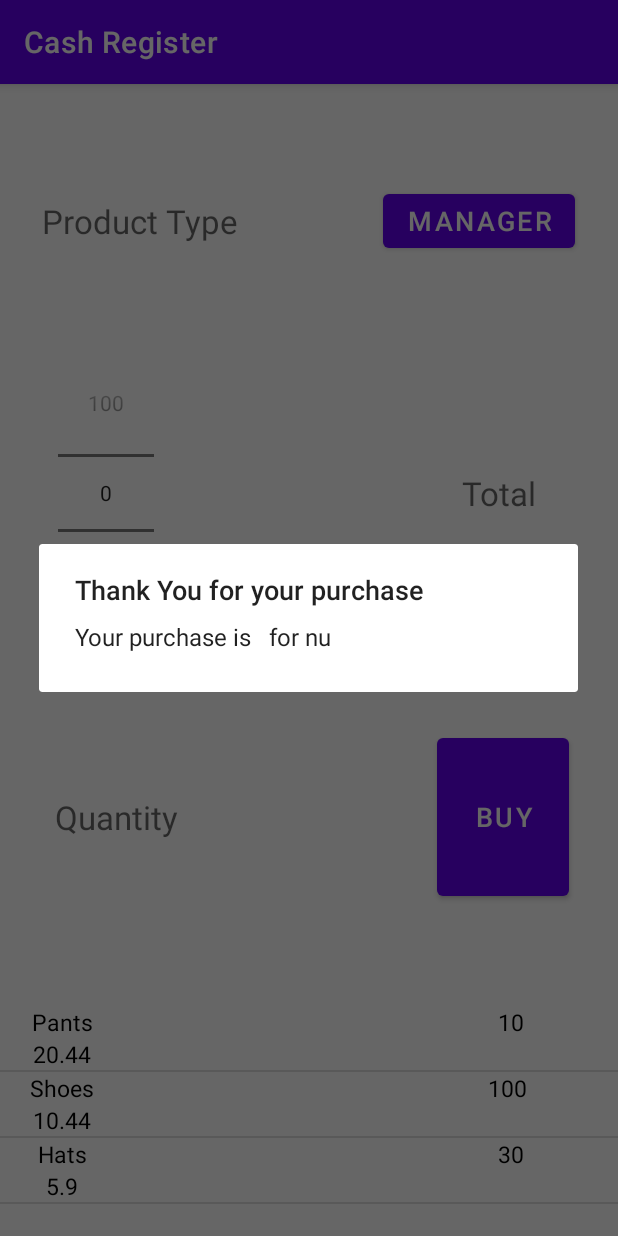
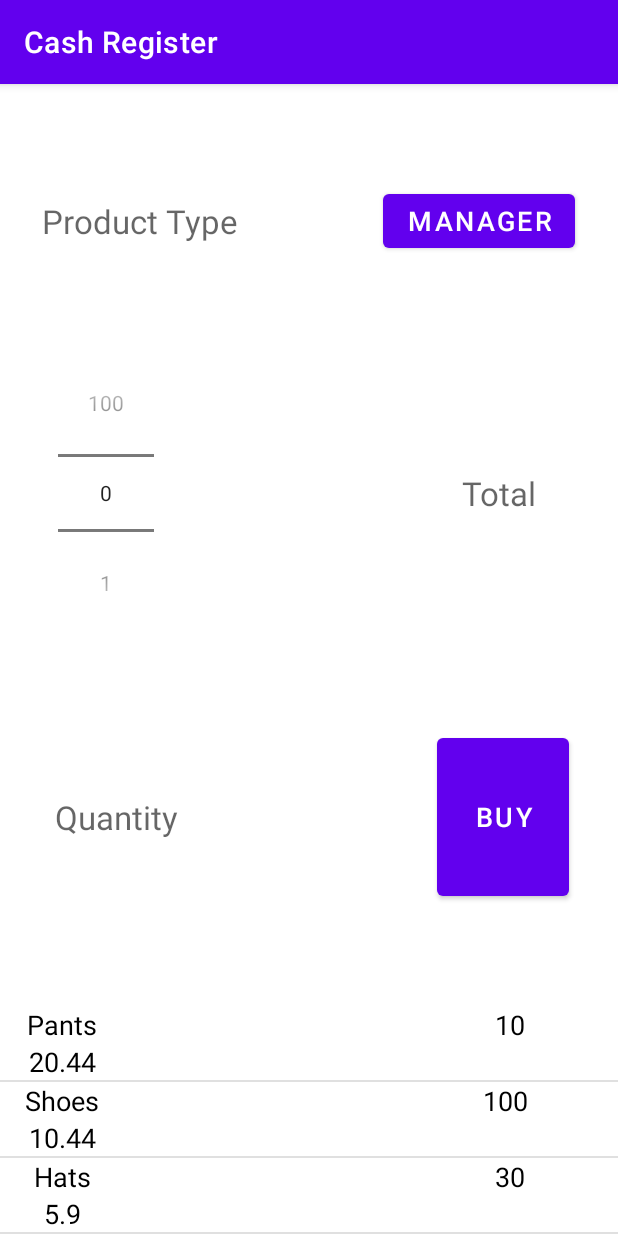
Before and after one commit to dttg-nguyen/CashRegister, an Android app: the screen it shows after launch (MainActivity), after a tap on "BUY", on a phone screen of 412 x 824 dp. Run offline under Robolectric (Android 15) with nearby library versions, the phone set to English and light mode, and no system bars.

Commit message:
Complete all parts for A2

```diff
--- a/app/src/main/java/com/example/cashregister/HistoryDetailsActivity.java
+++ b/app/src/main/java/com/example/cashregister/HistoryDetailsActivity.java
@@ -14,7 +14,7 @@ public class HistoryDetailsActivity extends AppCompatActivity {
     @Override
     protected void onCreate(Bundle savedInstanceState) {
         super.onCreate(savedInstanceState);
-        setContentView(R.layout.history_details);
+        setContentView(R.layout.activity_history_details);
 
         productName = findViewById(R.id.history_details_productName);
         totalPrice = findViewById(R.id.history_details_totalPrice);
--- a/app/src/main/java/com/example/cashregister/MainActivity.java
+++ b/app/src/main/java/com/example/cashregister/MainActivity.java
@@ -28,6 +28,7 @@ public class MainActivity extends AppCompatActivity implements View.OnClickListe
     int qtyInStock, selectedItemPosition;
 
     ProductListBaseAdapter adapter;
+    Product currentProduct;
 
     @Override
     protected void onCreate(Bundle savedInstanceState) {
@@ -81,11 +82,8 @@ public class MainActivity extends AppCompatActivity implements View.OnClickListe
         listView.setOnItemClickListener(new AdapterView.OnItemClickListener() {
             @Override
             public void onItemClick(AdapterView<?> adapterView, View view, int position, long id) {
-                Product p = (Product) listView.getItemAtPosition(position);
-                productTypeView.setText(p.name);
-                price = p.price;
-                qtyInStock = p.quantity;
-                selectedItemPosition = position;
+                currentProduct = (Product) listView.getItemAtPosition(position);
+                productTypeView.setText(currentProduct.name);
             }
         });
 
@@ -101,16 +99,18 @@ public class MainActivity extends AppCompatActivity implements View.OnClickListe
     @Override
     public void onClick(View view) {
         int id = view.getId();
+        String quantityViewString = quantityView.getText().toString();
+        String productTypeViewString = productTypeView.getText().toString();
 
         switch (id) {
             case R.id.buy:
-                if (quantityView.getText().toString().equals("Quantity")
-                        || quantityView.getText().toString().equals("0")
-                        || productTypeView.getText().toString().equals("Product Type")) {
+                if (quantityViewString.isEmpty()
+                        || quantityViewString.equals("0")
+                        || productTypeViewString.isEmpty()) {
                     Toast.makeText(MainActivity.this, "All fields are required!!!", Toast.LENGTH_SHORT).show();
                 } else {
-                    Product p = (Product) listView.getItemAtPosition(selectedItemPosition);
-                    p.quantity -= Integer.parseInt(quantityView.getText().toString());
+                    currentProduct.quantity -= Integer.parseInt(quantityViewString);
+                    // Update product data
                     adapter.notifyDataSetChanged();
 
                     // Create dialog builder to notify user of the order
@@ -120,15 +120,15 @@ public class MainActivity extends AppCompatActivity implements View.OnClickListe
                     alertDialogBuilder.setTitle("Thank You for your purchase");
                     // set dialog message
                     alertDialogBuilder.setMessage("Your purchase is " +
-                            quantityView.getText().toString() + " " +
-                            productTypeView.getText().toString() + " " + "for " +
+                            quantityViewString + " " +
+                            productTypeViewString + " " + "for " +
                             String.format("%.2f", total));
 
                     alertDialogBuilder.show();
 
                     // Add order to history
-                    History history = new History(productTypeView.getText().toString(), quantityView.getText().toString(),total, new Date());
-                    HistoryManager hm = ((MyApp)getApplication()).historyManager;
+                    History history = new History(productTypeViewString, quantityViewString, total, new Date());
+                    HistoryManager hm = ((MyApp) getApplication()).historyManager;
                     hm.add(history);
                 }
                 break;
--- a/app/src/main/res/layout/row_layout_baseadapter.xml
+++ b/app/src/main/res/layout/row_layout_baseadapter.xml
@@ -22,7 +22,7 @@
             android:layout_height="wrap_content"
             android:text="Name"
             android:textColor="@color/black"
-            android:textSize="15sp"
+            android:textSize="18sp"
 
             app:layout_constraintLeft_toLeftOf="parent"
             app:layout_constraintRight_toRightOf="parent"
@@ -35,7 +35,7 @@
             android:layout_height="wrap_content"
             android:text="Price"
             android:textColor="@color/black"
-            android:textSize="15sp"
+            android:textSize="18sp"
 
             app:layout_constraintBottom_toBottomOf="parent"
             app:layout_constraintTop_toBottomOf="@id/productList_name"
@@ -50,7 +50,7 @@
         android:layout_height="wrap_content"
         android:text="Quantity"
         android:textColor="@color/black"
-        android:textSize="15sp"
+        android:textSize="18sp"
 
         app:layout_constraintRight_toRightOf="parent"
         app:layout_constraintLeft_toRightOf="@+id/nestedContraintLayout"
```
Also changed, not shown: app/src/main/AndroidManifest.xml (+9 -0 lines).
